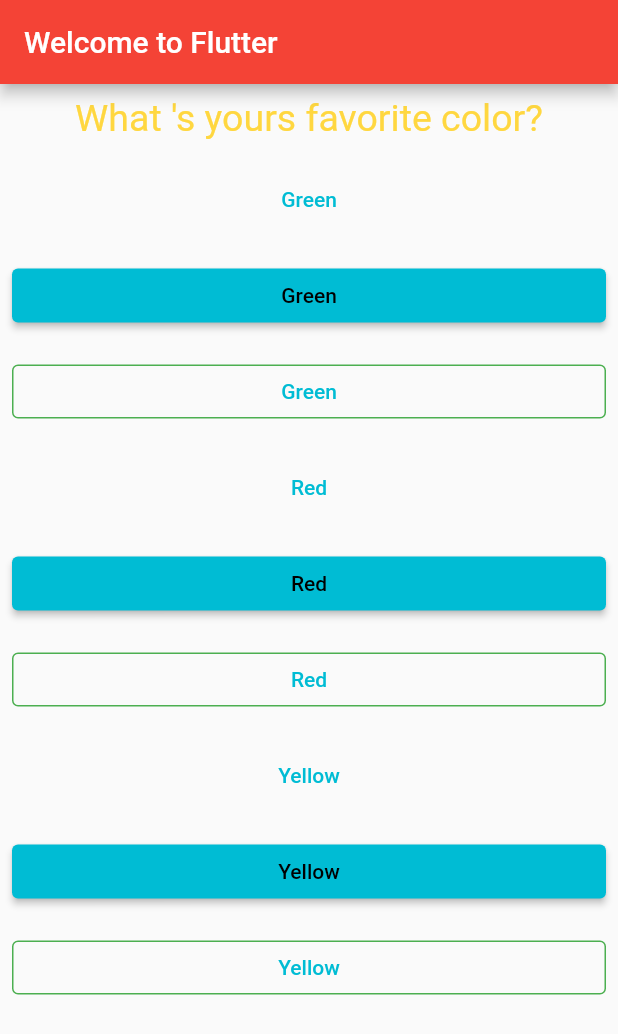
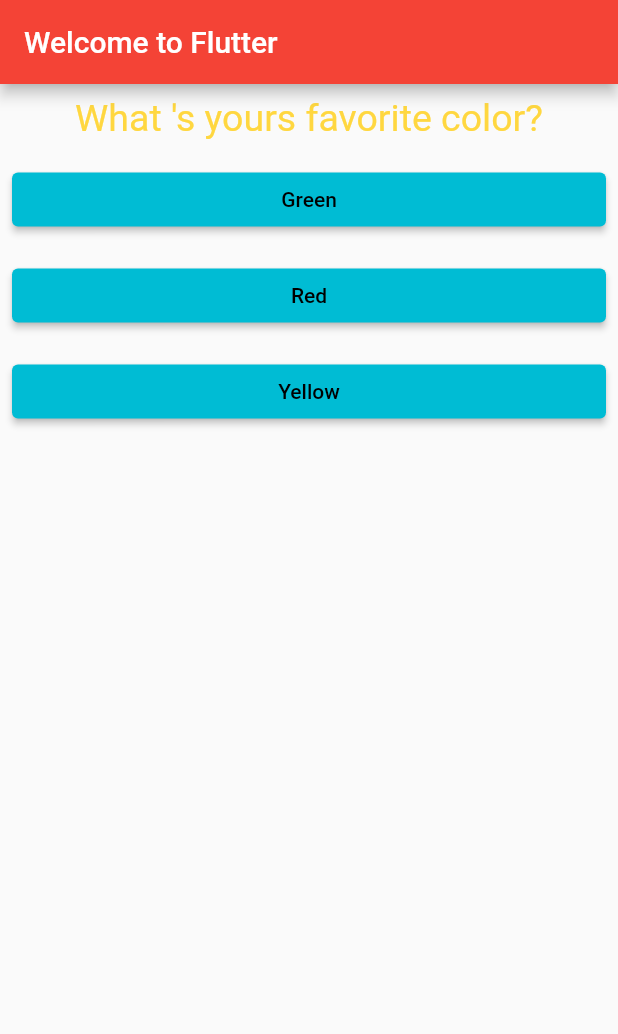
Before and after one commit to Jerasin/flutter_quiz_app, a Flutter app: the screen it shows after launch, on a phone screen of 412 x 824 dp. Shown: the top 1034 px of the screen. Run offline on Flutter 3.47's test engine with Material 2 defaults, Android fonts, the phone set to English and light mode, and no system bars.

```diff
--- a/lib/_widget/button/elevated_button.dart
+++ /dev/null
@@ -1,31 +0,0 @@
-import 'package:flutter/material.dart';
-
-class MakeElevatedButton extends StatelessWidget {
-  final String label;
-  final VoidCallback fn;
-
-  const MakeElevatedButton({
-    Key? key,
-    required this.label,
-    required this.fn,
-  }) : super(key: key);
-
-  @override
-  Widget build(BuildContext context) {
-    return Container(
-      width: double.infinity,
-      margin: const EdgeInsets.all(8.0),
-      child: ElevatedButton(
-          // Option 1
-          style: ElevatedButton.styleFrom(
-              primary: Colors.cyan, onPrimary: Colors.black),
-          // Option 2
-          // style: ButtonStyle(
-          //   backgroundColor: MaterialStateProperty.all(Colors.red),
-          //   foregroundColor: MaterialStateProperty.all(Colors.black),
-          // ),
-          onPressed: fn,
-          child: Text(label)),
-    );
-  }
-}
--- a/lib/_widget/button/outlined_button.dart
+++ /dev/null
@@ -1,32 +0,0 @@
-import 'package:flutter/material.dart';
-
-class MakeOutLinedButton extends StatelessWidget {
-  final String label;
-  final VoidCallback fn;
-
-  const MakeOutLinedButton({
-    Key? key,
-    required this.label,
-    required this.fn,
-  }) : super(key: key);
-
-  @override
-  Widget build(BuildContext context) {
-    return Container(
-      width: double.infinity,
-      margin: const EdgeInsets.all(8.0),
-      child: OutlinedButton(
-          // Option 1
-          style: OutlinedButton.styleFrom(
-              primary: Colors.cyan,
-              side: const BorderSide(color: Colors.green)),
-          // Option 2
-          // style: ButtonStyle(
-          //   backgroundColor: MaterialStateProperty.all(Colors.red),
-          //   foregroundColor: MaterialStateProperty.all(Colors.black),
-          // ),
-          onPressed: fn,
-          child: Text(label)),
-    );
-  }
-}
--- a/lib/_widget/button/text_button.dart
+++ /dev/null
@@ -1,23 +0,0 @@
-import 'package:flutter/material.dart';
-
-class MakeTextButton extends StatelessWidget {
-  final String label;
-  final VoidCallback fn;
-
-  const MakeTextButton({Key? key, required this.fn, required this.label})
-      : super(key: key);
-
-  @override
-  Widget build(BuildContext context) {
-    return Container(
-        width: double.infinity,
-        margin: const EdgeInsets.all(8.0),
-        child: TextButton(
-          style: TextButton.styleFrom(
-            primary: Colors.cyan,
-          ),
-          onPressed: fn,
-          child: Text(label),
-        ));
-  }
-}
--- a/lib/answer.dart
+++ b/lib/answer.dart
@@ -1,7 +1,4 @@
 import 'package:flutter/material.dart';
-import './_widget/button/elevated_button.dart';
-import './_widget/button/text_button.dart';
-import './_widget/button/outlined_button.dart';
 
 class Answer extends StatelessWidget {
   final String label;
@@ -15,15 +12,20 @@ class Answer extends StatelessWidget {
 
   @override
   Widget build(BuildContext context) {
-    // return MakeElevatedButton(label: label, fn: fn);
-
-    return Column(
-      children: [
-        // Text button have not background Color
-        MakeTextButton(label: label, fn: fn),
-        MakeElevatedButton(label: label, fn: fn),
-        MakeOutLinedButton(label: label, fn: fn),
-      ],
+    return Container(
+      width: double.infinity,
+      margin: const EdgeInsets.all(8.0),
+      child: ElevatedButton(
+          // Option 1
+          style: ElevatedButton.styleFrom(
+              primary: Colors.cyan, onPrimary: Colors.black),
+          // Option 2
+          // style: ButtonStyle(
+          //   backgroundColor: MaterialStateProperty.all(Colors.red),
+          //   foregroundColor: MaterialStateProperty.all(Colors.black),
+          // ),
+          onPressed: fn,
+          child: Text(label)),
     );
   }
 }
```
